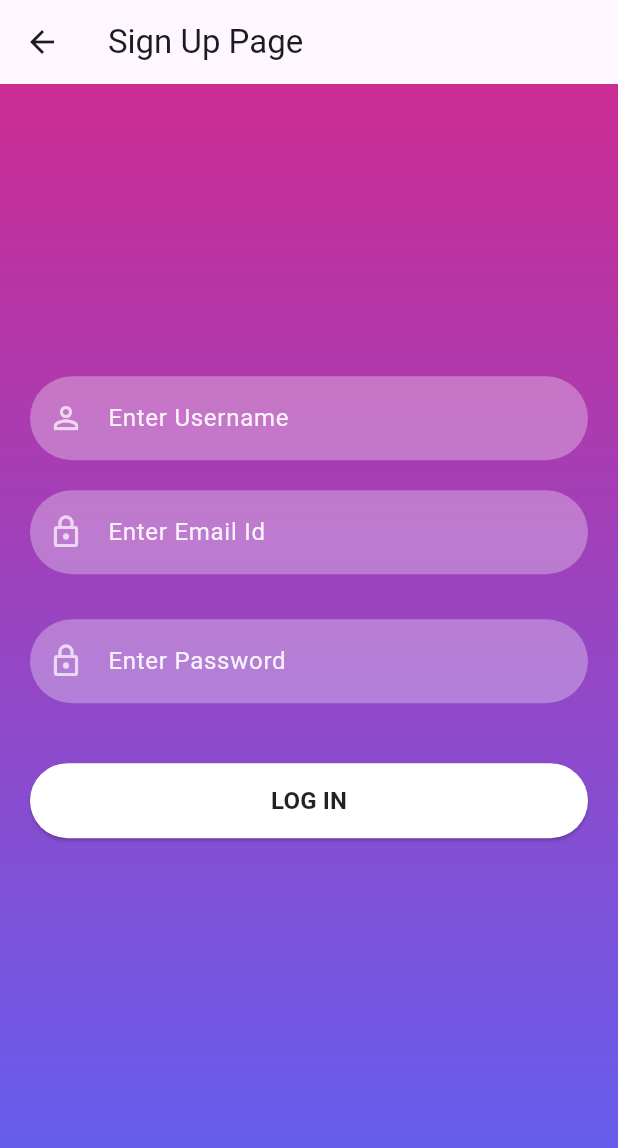
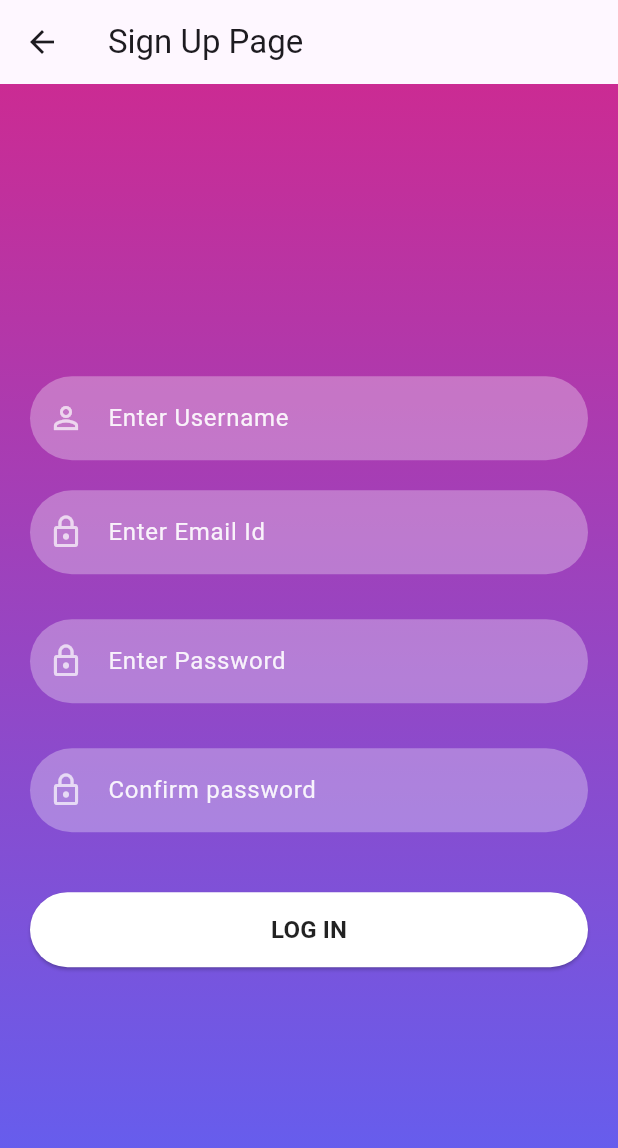
Before and after one commit to great01-cyber/cleanersapp, a Flutter app: the SignUpScreen screen opened directly, on a phone screen of 412 x 824 dp. Shown: the top 1148 px of the screen. Run offline on Flutter 3.47's test engine with Material 3 defaults, Android fonts, the phone set to English and light mode, and no system bars; our stand-ins replace flutter_local_notifications, get, image_picker, qr_flutter, video_player.

```diff
--- a/lib/SignUpScreeen.dart
+++ b/lib/SignUpScreeen.dart
@@ -62,6 +62,11 @@ class _SignUpScreenState extends State<SignUpScreen> {
                 SizedBox(
                   height: 30,
                 ),
+                resuableTextField("Confirm password", Icons.lock_outline, false,
+                    _passwordTextController),
+                SizedBox(
+                  height: 30,
+                ),
                 signInSignUPButton(context, true, () {
                   Navigator.push(context,
                       MaterialPageRoute(builder: (context) => SupervisorDashboard()));
--- a/pubspec.yaml
+++ b/pubspec.yaml
@@ -75,6 +75,7 @@ flutter:
   # To add assets to your application, add an assets section, like this:
   assets:
     - assets/images/
+    - json/
 
 
 
```
